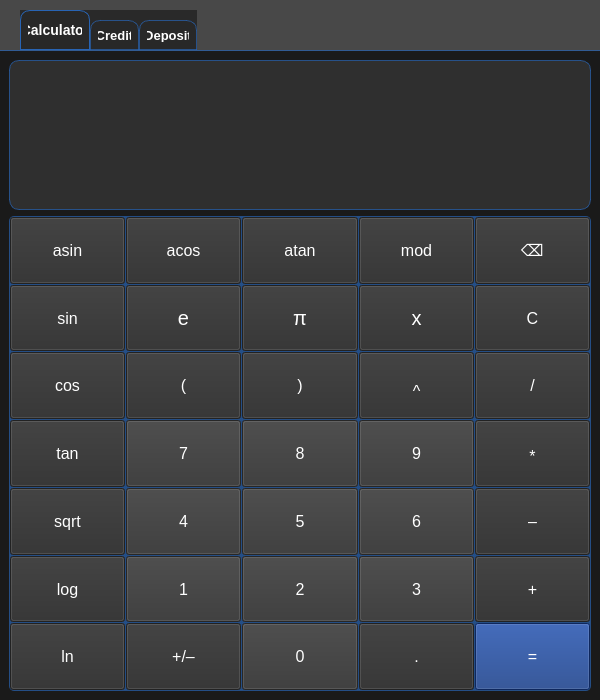
kossadda/SmartCalc_v2.0, file src/modules/view/calculator_view.ui: the form before one commit.
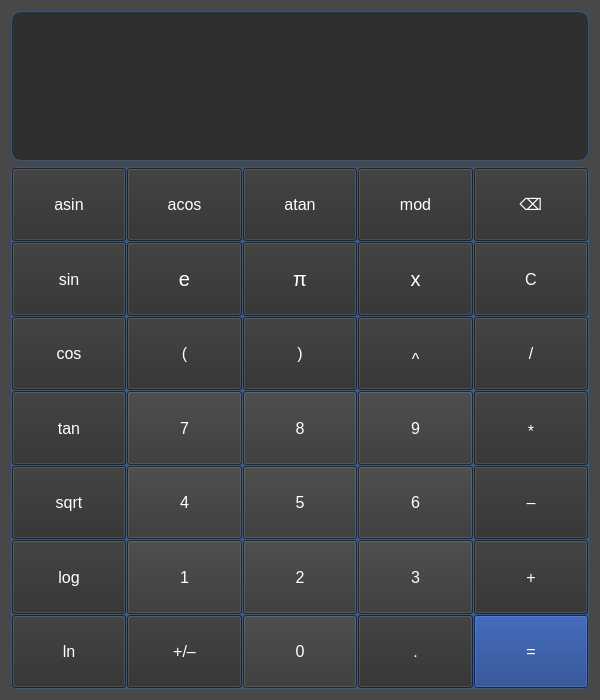
The form after the commit.

Commit message: feat: add mainwindow class

Patch:
```diff
--- a/src/modules/view/calculator_view.ui
+++ b/src/modules/view/calculator_view.ui
@@ -11,21 +11,21 @@
    </rect>
   </property>
   <property name="sizePolicy">
-   <sizepolicy hsizetype="Fixed" vsizetype="Fixed">
+   <sizepolicy hsizetype="Expanding" vsizetype="Expanding">
     <horstretch>0</horstretch>
     <verstretch>0</verstretch>
    </sizepolicy>
   </property>
   <property name="minimumSize">
    <size>
-    <width>600</width>
-    <height>700</height>
+    <width>0</width>
+    <height>0</height>
    </size>
   </property>
   <property name="maximumSize">
    <size>
-    <width>600</width>
-    <height>700</height>
+    <width>16777215</width>
+    <height>16777215</height>
    </size>
   </property>
   <property name="windowTitle">
@@ -37,68 +37,6 @@
 }</string>
   </property>
   <layout class="QGridLayout" name="gridLayout_2">
-   <property name="leftMargin">
-    <number>0</number>
-   </property>
-   <property name="topMargin">
-    <number>10</number>
-   </property>
-   <property name="rightMargin">
-    <number>0</number>
-   </property>
-   <property name="bottomMargin">
-    <number>0</number>
-   </property>
-   <property name="spacing">
-    <number>0</number>
-   </property>
-   <item row="0" column="0">
-    <widget class="QTabWidget" name="TabCalcs">
-     <property name="styleSheet">
-      <string notr="true">QTabWidget {
-  background-color: rgba(10, 10, 10, 0.5);
-}
-
-QTabWidget::pane {
-  border-top: 1px solid rgba(40, 100, 180, 0.7);
-}
-
-QTabWidget::tab-bar {
-  left: 20px;
-}
-
-QTabBar::tab {
-  background: rgb(40, 40, 40);
-  color: rgb(255, 255, 255);
-  border: 1px solid rgba(40, 100, 180, 0.7);
-  border-top-left-radius: 10px;
-  border-top-right-radius: 10px;
-  min-width: 23ex;
-  padding: 7px;
-  font-size: 13px;
-  font-weight: bold;
-}
-
-QTabBar::tab:selected {
-  border: 1px solid rgba(40, 100, 180, 1.0);
-  font-size: 14px;
-}
-
-QTabBar::tab:!selected {
-  margin-top: 10px;
-}</string>
-     </property>
-     <property name="currentIndex">
-      <number>0</number>
-     </property>
-     <widget class="QWidget" name="Calculator">
-      <property name="styleSheet">
-       <string notr="true"/>
-      </property>
-      <attribute name="title">
-       <string>Calculator</string>
-      </attribute>
-      <layout class="QGridLayout" name="gridLayout_3">
        <item row="0" column="0">
         <widget class="QLineEdit" name="lineEdit">
          <property name="minimumSize">
@@ -995,20 +933,6 @@
            </widget>
           </item>
          </layout>
-        </widget>
-       </item>
-      </layout>
-     </widget>
-     <widget class="QWidget" name="Credit">
-      <attribute name="title">
-       <string>Credit</string>
-      </attribute>
-     </widget>
-     <widget class="QWidget" name="Deposit">
-      <attribute name="title">
-       <string>Deposit</string>
-      </attribute>
-     </widget>
     </widget>
    </item>
   </layout>
```
Lines whose indentation alone changed are shown as unchanged. The commit also changes 6 other files.
